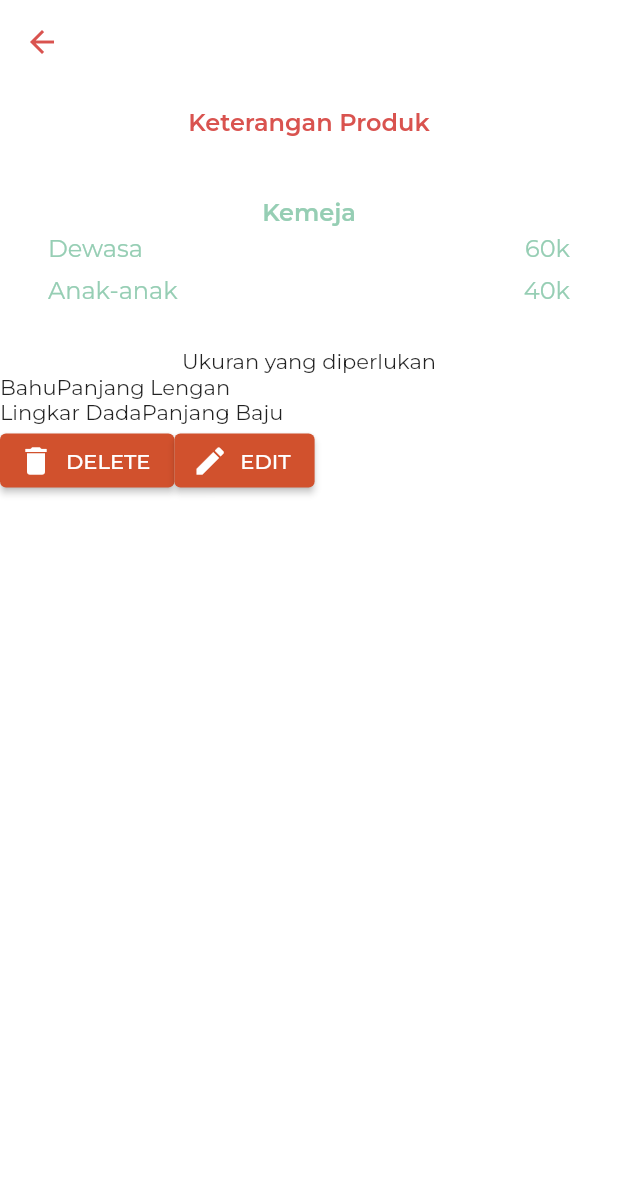
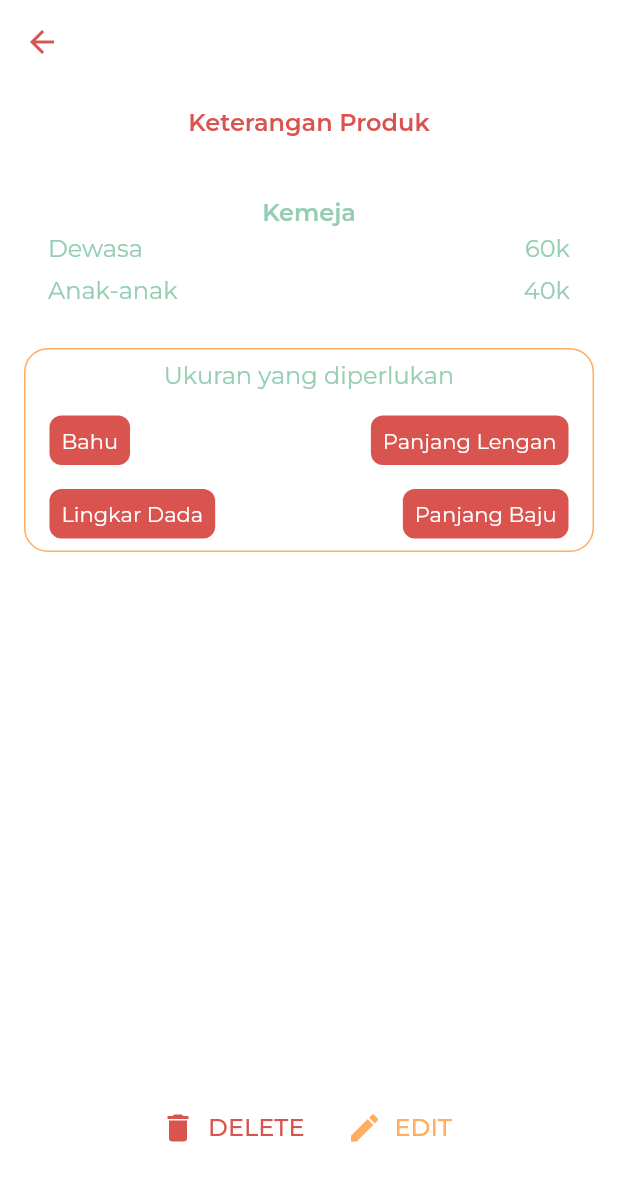
Before and after one commit to qonythazu/tugas-ippl, a Flutter app: the DetailProduk screen opened directly, on a phone screen of 412 x 824 dp. Shown: the top 1181 px of the screen. Run offline on Flutter 3.47's test engine with Material 2 defaults, Android fonts, the phone set to English and light mode, and no system bars; project files that could hold a hidden picture were left out.

Commit message:
Styling page detail produk part 2

```diff
--- a/lib/detailproduk.dart
+++ b/lib/detailproduk.dart
@@ -84,45 +84,144 @@ class _DetailProdukState extends State<DetailProduk> {
               ),
             ),
             Container(
+              decoration: BoxDecoration(
+                border: Border.all(color: Color(0xffFFAD60)),
+                borderRadius: BorderRadius.circular(16)
+              ),
+              margin: EdgeInsets.symmetric(horizontal: 16.0),
               child: Column(
                 children: [
-                  Text("Ukuran yang diperlukan"),
-                  Row(
+                  Padding(
+                    padding: const EdgeInsets.all(8.0),
+                    child: Text(
+                      "Ukuran yang diperlukan",
+                      style: TextStyle(
+                        fontSize: 16,
+                        fontWeight: FontWeight.w400,
+                        color: Color(0xff96CEB4)
+                      ),
+                    ),
+                  ),
+                  Padding(
+                    padding: const EdgeInsets.symmetric(horizontal: 16.0, vertical: 8.0),
+                    child: Row(
+                      mainAxisAlignment: MainAxisAlignment.spaceBetween,
                       children: [
                         Container(
-                        child: Text("Bahu"),
+                          padding: EdgeInsets.all(8.0),
+                          decoration: BoxDecoration(
+                            color: Color(0xffD9534F),
+                            borderRadius: BorderRadius.circular(8)
+                          ),
+                          child: Text(
+                            "Bahu",
+                            style: TextStyle(
+                              color: Colors.white,
+                              fontSize: 14
+                            ),
+                          ),
                         ),
                         Container(
-                        child: Text("Panjang Lengan"),
+                          padding: EdgeInsets.all(8.0),
+                          decoration: BoxDecoration(
+                            color: Color(0xffD9534F),
+                            borderRadius: BorderRadius.circular(8)
+                          ),
+                          child: Text(
+                            "Panjang Lengan",
+                            style: TextStyle(
+                              color: Colors.white,
+                              fontSize: 14
                             )
-                    ],
                           ),
-                  Row(
-                    children: [
-                      Container(
-                        child: Text("Lingkar Dada"),
-                      ),
-                      Container(
-                        child: Text("Panjang Baju"),
-                      )
-                    ],
                         )
                       ],
                     ),
                   ),
-            Row(
+                  Padding(
+                    padding: const EdgeInsets.symmetric(horizontal: 16.0, vertical: 8.0),
+                    child: Row(
+                      mainAxisAlignment: MainAxisAlignment.spaceBetween,
+                      children: [
+                        Container(
+                          padding: EdgeInsets.all(8.0),
+                          decoration: BoxDecoration(
+                            color: Color(0xffD9534F),
+                            borderRadius: BorderRadius.circular(8)
+                          ),
+                          child: Text(
+                            "Lingkar Dada",
+                            style: TextStyle(
+                              color: Colors.white,
+                              fontSize: 14
+                            )
+                          ),
+                        ),
+                        Container(
+                          padding: EdgeInsets.all(8.0),
+                          decoration: BoxDecoration(
+                            color: Color(0xffD9534F),
+                            borderRadius: BorderRadius.circular(8)
+                          ),
+                          child: Text(
+                            "Panjang Baju",
+                            style: TextStyle(
+                              color: Colors.white,
+                              fontSize: 14
+                            )
+                          ),
+                        )
+                      ],
+                    ),
+                  )
+                ],
+              ),
+            ),
+            Spacer(),
+            Padding(
+              padding: const EdgeInsets.only(bottom: 48.0),
+              child: Row(
+                mainAxisAlignment: MainAxisAlignment.center,
+                crossAxisAlignment: CrossAxisAlignment.center,
                 children: [
                   ElevatedButton.icon(
+                    style: ElevatedButton.styleFrom(
+                      backgroundColor: Colors.transparent,
+                      elevation: 0
+                    ),
                     onPressed: () {},
-                  icon: Icon(Icons.delete),
-                  label: Text("DELETE")
+                    icon: Icon(
+                      Icons.delete,
+                      color: Color(0xffD9534F),
+                    ),
+                    label: Text(
+                      "DELETE",
+                      style: TextStyle(
+                        color: Color(0xffD9534F),
+                        fontSize: 16
+                      ),
+                    )
                   ),
                   ElevatedButton.icon(
+                    style: ElevatedButton.styleFrom(
+                      backgroundColor: Colors.transparent,
+                      elevation: 0
+                    ),
                     onPressed: () {},
-                  icon: Icon(Icons.edit),
-                  label: Text("EDIT")
+                    icon: Icon(
+                      Icons.edit,
+                      color: Color(0xffFFAD60),
+                    ),
+                    label: Text(
+                      "EDIT",
+                      style: TextStyle(
+                        color: Color(0xffFFAD60),
+                        fontSize: 16
+                      ),
+                    )
                   )
                 ],
+              ),
             )
           ],
         ),
```
Lines whose indentation alone changed are shown as unchanged.
